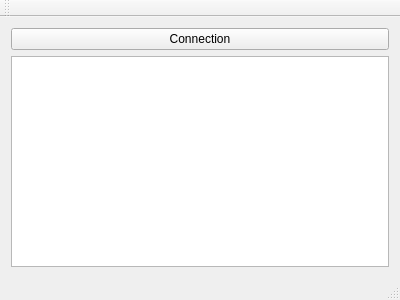
The window that mainwindow.ui (dridk/freebox-desktop) describes before a commit, drawn with Qt 5.
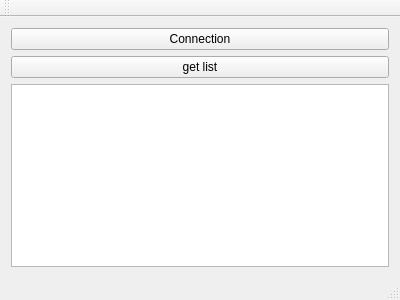
The same window after the commit.

```diff
--- a/mainwindow.ui
+++ b/mainwindow.ui
@@ -23,7 +23,14 @@
      </widget>
     </item>
     <item>
-     <widget class="QListView" name="listView"/>
+     <widget class="QPushButton" name="listButton">
+      <property name="text">
+       <string>get list</string>
+      </property>
+     </widget>
+    </item>
+    <item>
+     <widget class="QListWidget" name="listWidget"/>
     </item>
    </layout>
   </widget>
```
